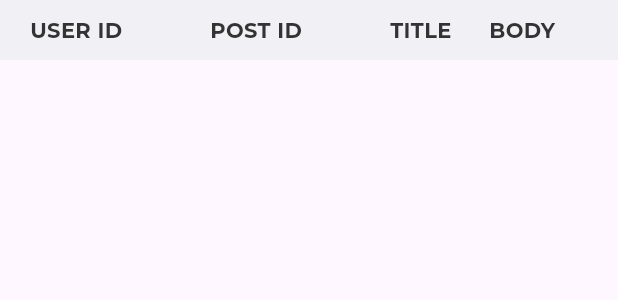
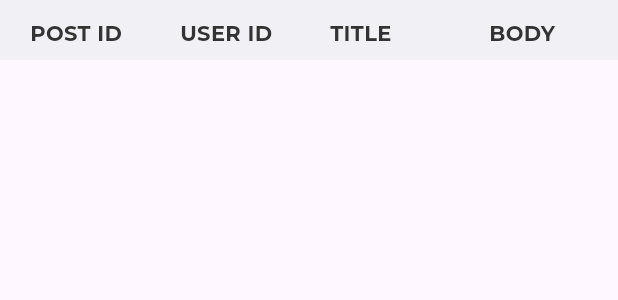
Before and after one commit to bonifacioronald/website-management-portal, a Flutter app: the TableHeading widget shown alone on an empty page, opened directly, on a phone screen of 412 x 824 dp. Shown: the top 300 px of the screen. Run offline on Flutter 3.47's test engine with Material 2 defaults, Android fonts, the phone set to English and light mode, and no system bars; our stand-ins replace bloc, equatable, flutter_bloc; network calls fail.

Commit message:
table-layout-and-total-entries-logic

```diff
--- a/lib/presentation/bloc/blog_post_event.dart
+++ b/lib/presentation/bloc/blog_post_event.dart
@@ -8,3 +8,12 @@ abstract class BlogPostEvent extends Equatable {
 }
 
 class LoadBlogPost extends BlogPostEvent {}
+
+class UpdateTotalEntries extends BlogPostEvent {
+  int totalEntries;
+
+  UpdateTotalEntries(this.totalEntries);
+
+  @override
+  List<Object> get props => [totalEntries];
+}
--- a/lib/presentation/widgets/table_header.dart
+++ b/lib/presentation/widgets/table_header.dart
@@ -13,15 +13,15 @@ class TableHeading extends StatelessWidget {
   Widget build(BuildContext context) {
     return Container(
       width: double.infinity,
-      padding: EdgeInsets.symmetric(horizontal: 20, vertical: 8),
+      padding: EdgeInsets.symmetric(horizontal: 20, vertical: 12),
       height: 40,
       color: custom_colors.secondaryColor,
       child: Row(
         children: [
           Container(
-            width: 120,
+            width: 100,
             child: Text(
-              "USER ID",
+              "POST ID",
               style: TextStyle(
                   fontSize: 14,
                   color: custom_colors.fontColor,
@@ -29,9 +29,9 @@ class TableHeading extends StatelessWidget {
             ),
           ),
           Container(
-            width: 120,
+            width: 100,
             child: Text(
-              "POST ID",
+              "USER ID",
               style: TextStyle(
                   fontSize: 14,
                   color: custom_colors.fontColor,
@@ -47,6 +47,9 @@ class TableHeading extends StatelessWidget {
                   fontWeight: FontWeight.bold),
             ),
           ),
+          SizedBox(
+            width: 40,
+          ),
           Expanded(
             child: Text(
               "BODY",
```
Also changed, not shown: lib/presentation/bloc/blog_post_bloc.dart (+11 -1 lines), lib/presentation/screens/blog_post_list_screen.dart (+17 -1 lines), lib/presentation/widgets/table_item.dart (added, +74 -0 lines).
